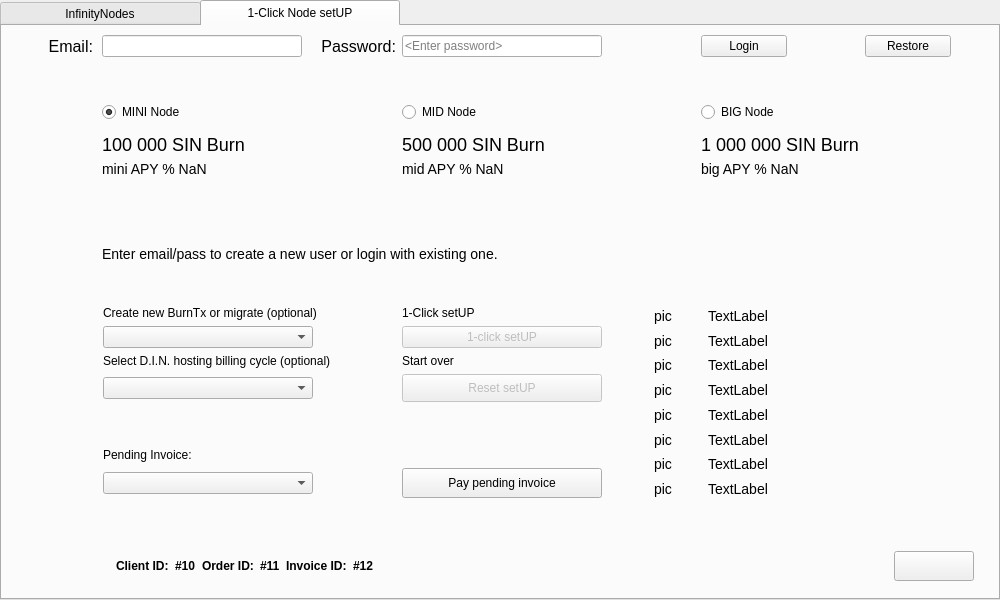
Old version of the form src/qt/forms/infinitynodelist.ui in the repository crptec/sinovate.
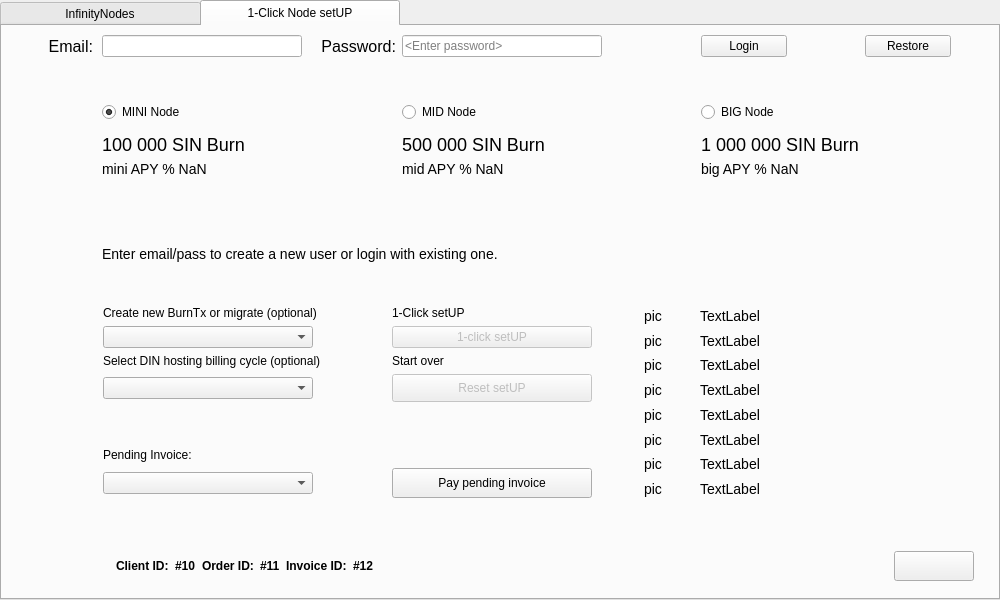
New version of the form. The open tabs and pages were chosen to show the change. Custom widgets are drawn as their Qt base class.

```diff
--- a/src/qt/forms/infinitynodelist.ui
+++ b/src/qt/forms/infinitynodelist.ui
@@ -1149,7 +1149,7 @@
                  <string notr="true"/>
                 </property>
                 <property name="text">
-                 <string>Select D.I.N. hosting billing cycle (optional)</string>
+                 <string>Select DIN hosting billing cycle (optional)</string>
                 </property>
                </widget>
               </item>
```
Left out of the diff: 6 changed lines with no effect on the pictures.
